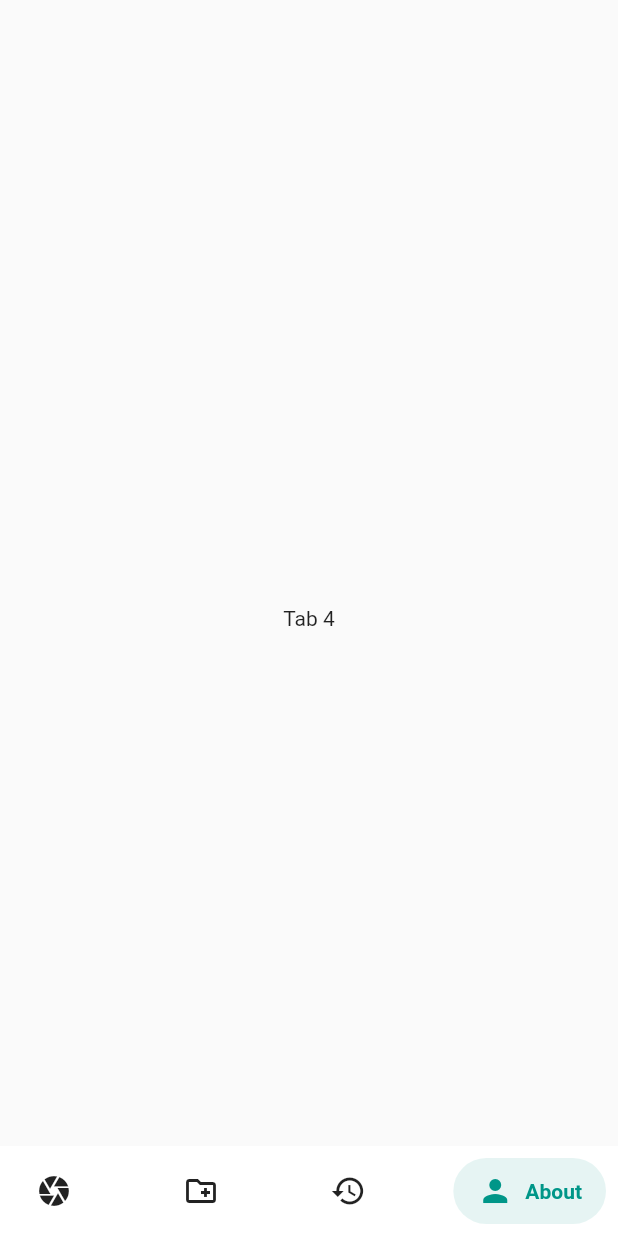
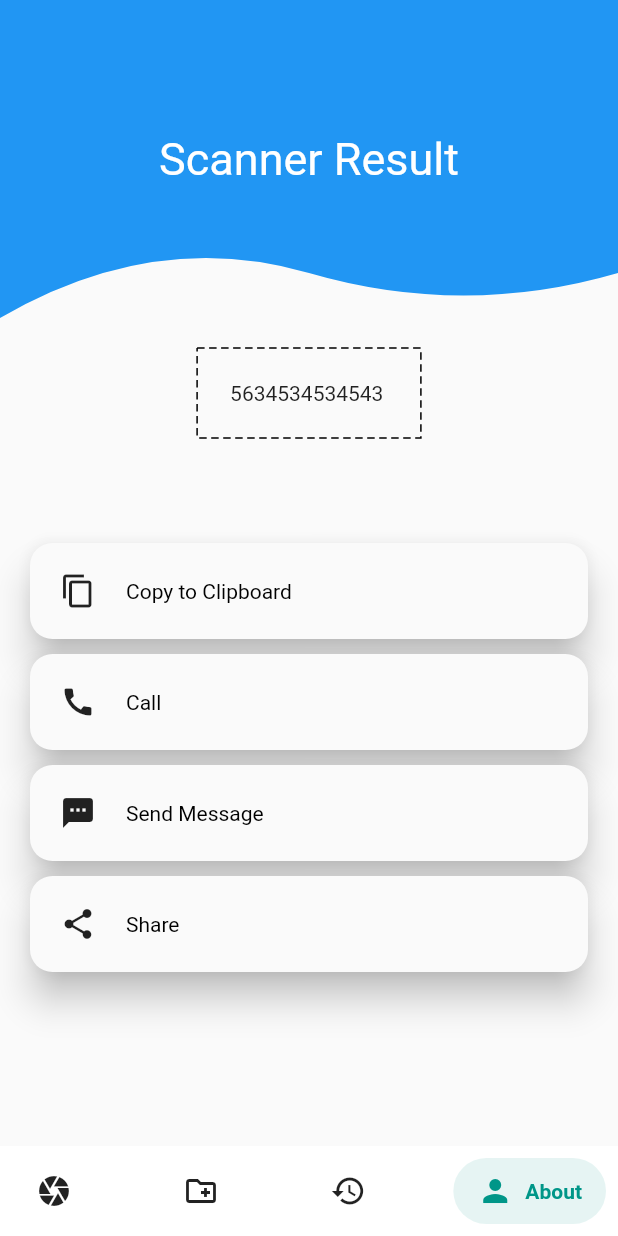
Before and after one commit to rxalimurad/QRScannerFlutter, a Flutter app: the screen it shows after launch, item 4 of the bottom bar chosen, on a phone screen of 412 x 824 dp. Run offline on Flutter 3.47's test engine with Material 2 defaults, Android fonts, the light colour scheme and no system bars; drawn by our look-alikes of dotted_border, salomon_bottom_bar; our stand-ins replace get, qr_flutter, share_plus, sqflite, url_launcher_web; missing offline and left inert: flutter_share, image_picker_for_web, qr_code_scanner, share_plus_web; accounts and stored records are empty.

Commit message:
-- detail screen added

```diff
--- /dev/null
+++ b/lib/CustomNavigation.dart
@@ -0,0 +1,53 @@
+import 'package:flutter/cupertino.dart';
+import 'package:flutter/material.dart';
+
+class CustomNavigaton extends StatelessWidget implements PreferredSizeWidget {
+  final Text title;
+  final double barHeight = 50.0;
+
+  CustomNavigaton({Key? key, required this.title}) : super(key: key);
+
+  @override
+  Size get preferredSize => Size.fromHeight(kToolbarHeight + 100.0);
+
+  @override
+  Widget build(BuildContext context) {
+    return PreferredSize(
+        child: ClipPath(
+          clipper: WaveClip(),
+          child: Container(
+            color: Colors.blue,
+            child: Column(
+              mainAxisAlignment: MainAxisAlignment.center,
+              children: <Widget>[
+                title,
+              ],
+            ),
+          ),
+        ),
+        preferredSize: Size.fromHeight(kToolbarHeight + 100));
+  }
+}
+
+class WaveClip extends CustomClipper<Path> {
+  @override
+  Path getClip(Size size) {
+    Path path = new Path();
+    final lowPoint = size.height - 30;
+    final highPoint = size.height - 60;
+
+    path.lineTo(0, size.height);
+    path.quadraticBezierTo(
+        size.width / 4, highPoint, size.width / 2, lowPoint);
+    path.quadraticBezierTo(
+        3 / 4 * size.width, size.height, size.width, lowPoint);
+    path.lineTo(size.width, 0);
+
+    return path;
+  }
+
+  @override
+  bool shouldReclip(CustomClipper<Path> oldClipper) {
+    return false;
+  }
+}
--- a/lib/DataCacheManager.dart
+++ b/lib/DataCacheManager.dart
@@ -1,5 +1,7 @@
 class DataCacheManager {
   var showingPopup = false;
+  // var data = "https://www.bing.com/images/search?q=QR+code+result+screen&form=HDRSC2&first=1&tsc=ImageHoverTitle";
+  var data = "03324402618";
   static final DataCacheManager _singleton = DataCacheManager._internal();
   factory DataCacheManager() {
     return _singleton;
--- a/lib/controllers.dart
+++ b/lib/controllers.dart
@@ -1,6 +1,2 @@
 import 'package:get/get_rx/src/rx_types/rx_types.dart';
 import 'package:get/get_state_manager/src/simple/get_controllers.dart';
-
-class BottomController extends GetxController {
-  var selectedTab = 1.obs;
-}
--- a/lib/main.dart
+++ b/lib/main.dart
@@ -2,6 +2,7 @@ import 'package:flutter/material.dart';
 import 'package:flutter/services.dart';
 import 'package:get/get_core/src/get_main.dart';
 import 'package:get/get_instance/src/extension_instance.dart';
+import 'package:qr_scan_generator/resultScreen.dart';
 import 'package:qr_scan_generator/scanner.dart';
 import 'package:salomon_bottom_bar/salomon_bottom_bar.dart';
 import 'controllers.dart';
@@ -30,22 +31,20 @@ class RootView extends StatefulWidget {
 }
 
 class _RootViewState extends State<RootView> {
-  final BottomController c = Get.put(BottomController());
   final pageViewController = PageController();
   int _selectedItemPosition = 0;
 
   @override
   void initState() {
     super.initState();
-    SystemChrome.setEnabledSystemUIMode (SystemUiMode.manual, overlays: [SystemUiOverlay.top]);
   }
 
   @override
   Widget build(BuildContext context) {
     return Scaffold(
       extendBodyBehindAppBar: true,
-      resizeToAvoidBottomInset: true,
-      extendBody: true,
+      resizeToAvoidBottomInset: false,
+      extendBody: false,
       appBar: AppBar(
         centerTitle: false,
         elevation: 0,
@@ -57,7 +56,7 @@ class _RootViewState extends State<RootView> {
           Scanner(),
           QRGeneratorSharePage(),
           HistoryView(),
-          Center(child: Text("Tab 4")),
+          ResultScreen("5634534534543"),
 
         ], onPageChanged: (index) {
           setState(() {
@@ -73,7 +72,6 @@ class _RootViewState extends State<RootView> {
         child: SalomonBottomBar(
         currentIndex: _selectedItemPosition,
         onTap: (index) => setState(() {
-          c.selectedTab.value = index + 1;
           _selectedItemPosition = index;
           pageViewController.animateToPage(index,  duration: const Duration(milliseconds: 200),
             curve: Curves.bounceIn,);
--- /dev/null
+++ b/lib/resultScreen.dart
@@ -0,0 +1,129 @@
+import 'dart:ui';
+
+import 'package:dotted_border/dotted_border.dart';
+import 'package:flutter/material.dart';
+import 'package:flutter/rendering.dart';
+import 'package:flutter/services.dart';
+import 'package:flutter_share/flutter_share.dart';
+import 'package:qr_scan_generator/CustomNavigation.dart';
+import 'package:qr_scan_generator/DataCacheManager.dart';
+import 'package:qr_scan_generator/util.dart';
+
+class ResultScreen extends StatefulWidget {
+  String qrData;
+  ResultScreen(this.qrData);
+  @override
+  _ResultScreenState createState() => _ResultScreenState();
+}
+
+class _ResultScreenState extends State<ResultScreen> {
+  late List <ActionObj>  data;
+  @override
+  Widget build(BuildContext context) {
+    data =  Util.getActionsData(widget.qrData);
+
+    return WillPopScope(
+      onWillPop: _onBackPress,
+      child: Scaffold(
+        appBar: CustomNavigaton(
+            title: Text(
+          "Scanner Result",
+          style: TextStyle(color: Colors.white, fontSize: 30),
+        )),
+        body: Container(
+          width: double.infinity,
+          child: Column(children: [
+            Padding(
+              padding: const EdgeInsets.all(20.0),
+              child: DottedBorder(
+                color: Colors.black,
+                dashPattern: [5, 3],
+                strokeWidth: 1,
+                child: Padding(
+                  padding: const EdgeInsets.all(20.0),
+                  child: SelectableText(widget.qrData),
+                ),
+              ),
+            ),
+            Expanded(
+              child: Padding(
+                padding: EdgeInsets.only( top: 50),
+                child: ListView.builder(
+                    physics: const BouncingScrollPhysics(),
+                    itemCount: data.length,
+
+                    itemBuilder: (context, index) {
+                      return GestureDetector(
+                        onTap: () async {
+                          var action = data[index].action;
+                          switch (action) {
+                            case ActionsEnum.openUrl:
+                              await Util.launchURL(widget.qrData);
+                              break;
+                            case ActionsEnum.email:
+                              await Util.launchURL("mailto:${widget.qrData}");
+                              break;
+                            case ActionsEnum.call:
+                              await Util.launchURL("tel:${widget.qrData}");
+                              break;
+                            case ActionsEnum.sms:
+                              await Util.launchURL("sms:${widget.qrData}");
+                              break;
+                            case ActionsEnum.copy:
+                              Clipboard.setData(ClipboardData(text: widget.qrData));
+                              ScaffoldMessenger.of(context).showSnackBar(
+                                const SnackBar(content: Text('Copied to clipboard')),
+                              );
+
+                              break;
+                            case ActionsEnum.share:
+                              await FlutterShare.share(
+                                  title: 'widget.qrData',
+                              );
+                              break;
+
+                            default:
+                              break;
+
+
+                          }
+
+
+                        },
+                        child: Padding(
+                          padding: EdgeInsets.only(left: 20, right: 20, bottom: 10, top: 0),
+                          child: Material(
+                            borderRadius: BorderRadius.all(Radius.circular(15)),
+                            elevation: 10.0,
+                            child: Container(
+                              child: Padding(
+                                padding: EdgeInsets.only(left: 20, right: 20, bottom: 20, top: 20),
+                                child: Row(
+                                  children: [
+                                    Icon(data[index].icon),
+                                    SizedBox(width: 20,),
+                                    Text(
+                                      data[index].name,
+                                      style: TextStyle(color: Colors.black),
+                                    ),
+                                  ],
+                                ),
+                              ),
+                            ),
+                          ),
+                        ),
+                      );
+                    }),
+              ),
+            )
+          ]),
+        ),
+      ),
+    );
+  }
+
+  Future<bool> _onBackPress() {
+    DataCacheManager().showingPopup = false;
+    return true;
+  }
+}
--- a/lib/util.dart
+++ b/lib/util.dart
@@ -1,7 +1,11 @@
 import 'dart:typed_data';
 import 'dart:ui';
+import 'package:flutter/cupertino.dart';
+import 'package:flutter/material.dart';
 import 'package:flutter/rendering.dart';
+import 'package:get/get.dart';
 import 'package:intl/intl.dart';
+import 'package:url_launcher/url_launcher.dart';
 
 class Util {
  static String getDateNow() {
@@ -9,6 +13,10 @@ class Util {
    final DateFormat formatter = DateFormat('MMM dd, yyyy hh:mm a');
    final String formatted = formatter.format(now);
    return formatted;
+ }
+ static Future launchURL(String _url) async {
+   if (!await launch(_url)) throw 'Could not launch $_url';
+   return;
  }
 
  static Future<Uint8List> getImage(context) async {
@@ -19,4 +27,42 @@ class Util {
     Uint8List pngBytes = byteData!.buffer.asUint8List();
     return pngBytes;
   }
+
+  static List <ActionObj>  getActionsData(String resultStr) {
+      List <ActionObj> actions = [];
+      actions.add(ActionObj("Copy to Clipboard", ActionsEnum.copy, Icons.copy),);
+
+      if (GetUtils.isURL(resultStr)) {
+        actions.add(ActionObj("Open URL", ActionsEnum.copy, Icons.link),);
+      }
+      if (GetUtils.isEmail(resultStr)) {
+        actions.add(ActionObj("Send Email", ActionsEnum.email, Icons.email),);
+      }
+      if (GetUtils.isPhoneNumber(resultStr)) {
+        actions.add(ActionObj("Call", ActionsEnum.call, Icons.call),);
+      }
+      if (GetUtils.isPhoneNumber(resultStr)) {
+        actions.add(ActionObj("Send Message", ActionsEnum.sms, Icons.sms),);
+      }
+      actions.add(ActionObj("Share", ActionsEnum.share, Icons.share),);
+
+      return actions;
+
+  }
+
+
 }
+
+
+class ActionObj {
+  String name;
+  ActionsEnum action;
+  IconData icon;
+  ActionObj(this.name, this.action, this.icon);
+
+}
+
+enum ActionsEnum {
+  email, sms, call, copy, openUrl, whatsapp, share
+
+}
```
Also changed, not shown: lib/RoundedButton.dart (added, +70 -0 lines), lib/alert_dialog.dart (deleted, +0 -79 lines), lib/scanner.dart (+10 -9 lines).
